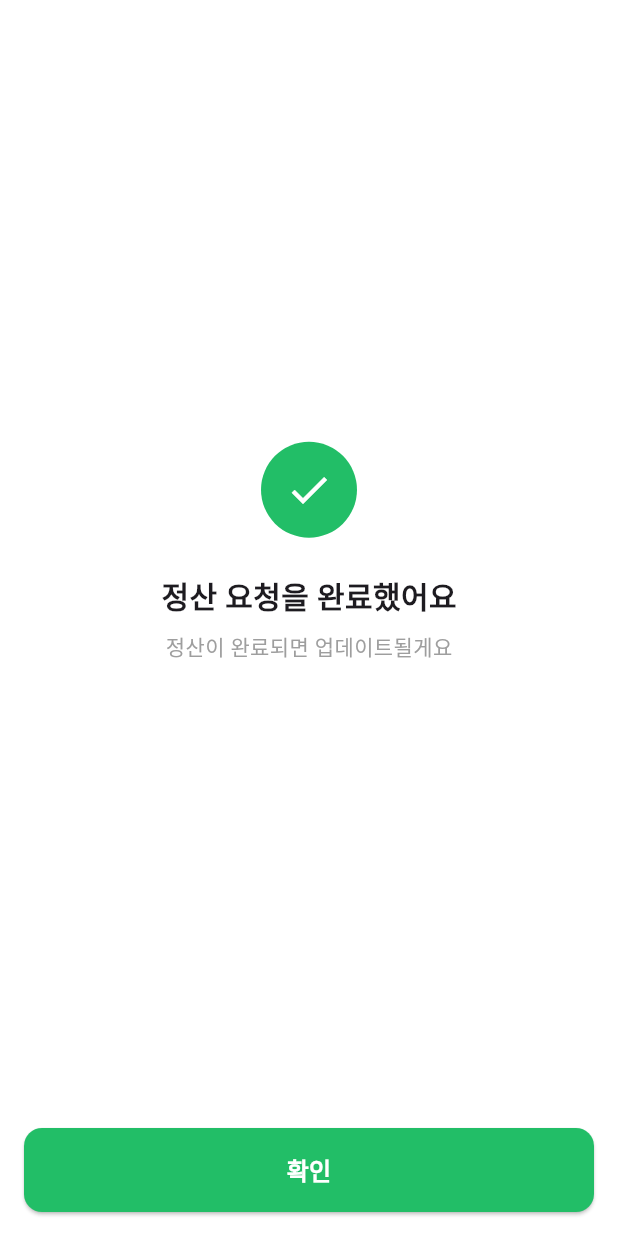
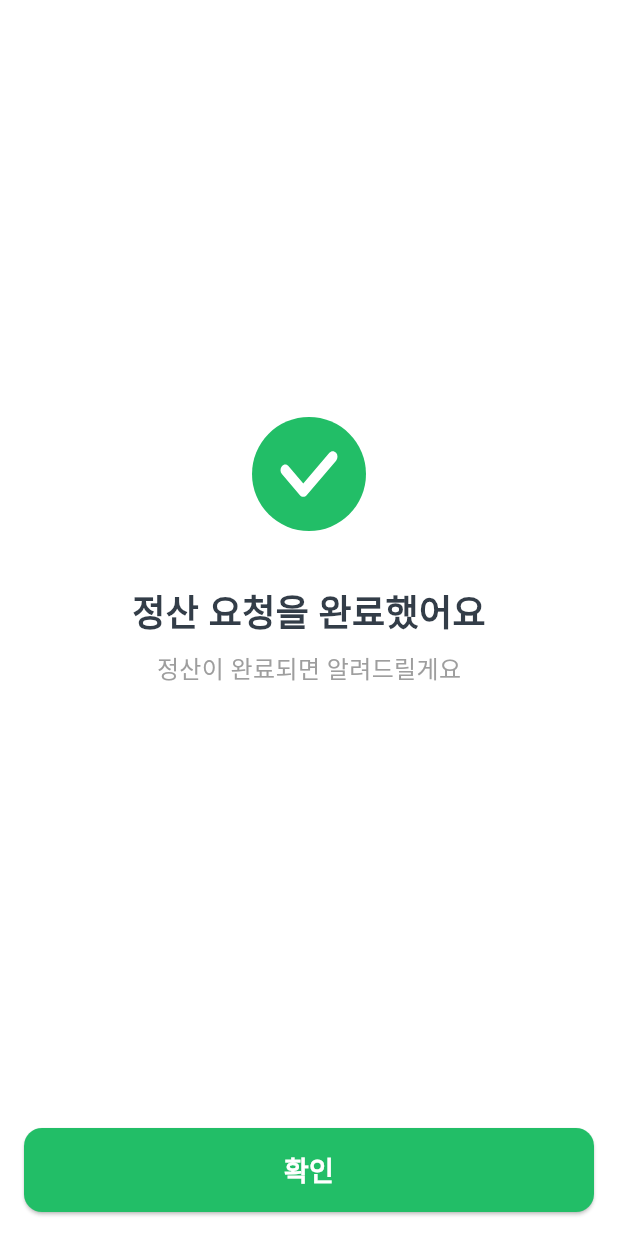
Before and after one commit to Bada35/ttokttok, a Flutter app: the AdjustmentCompletePage screen opened by its route, on a phone screen of 412 x 824 dp. Run offline on Flutter 3.47's test engine with Material 3 defaults, Android fonts, the phone set to English and light mode, and no system bars; our stand-ins replace device_info_plus, flutter_dotenv, flutter_svg, get, shared_preferences; missing offline and left inert: kakao_flutter_sdk; accounts and stored records are empty.

Commit message:
style: 정산 완료 페이지 CSS 수정 (#7)
정산 완료 페이지의 CSS를 수정하여 UI 스타일과 디자인을 개선함.

```diff
--- a/fe/lib/pages/adjustment/adjustment_complete_page.dart
+++ b/fe/lib/pages/adjustment/adjustment_complete_page.dart
@@ -12,32 +12,27 @@ class AdjustmentCompletePage extends StatelessWidget {
         child: Column(
           mainAxisAlignment: MainAxisAlignment.center,
           children: [
-            Container(
-              width: 64,
-              height: 64,
-              decoration: const BoxDecoration(
-                color: Color(0xFF22BE67),
-                shape: BoxShape.circle,
-              ),
-              child: const Icon(
-                Icons.check,
-                color: Colors.white,
-                size: 32,
+            SizedBox(
+              width: 76,
+              height: 76,
+              child: SvgPicture.asset(
+                'assets/images/green_check.svg',
               ),
             ),
-            const SizedBox(height: 24),
+            const SizedBox(height: 36),
             const Text(
               '정산 요청을 완료했어요',
               style: TextStyle(
-                fontSize: 20,
+                fontSize: 24,
                 fontWeight: FontWeight.bold,
+                color: Color(0xFF333D48),
               ),
             ),
             const SizedBox(height: 8),
             const Text(
-              '정산이 완료되면 업데이트될게요',
+              '정산이 완료되면 알려드릴게요',
               style: TextStyle(
-                fontSize: 14,
+                fontSize: 16,
                 color: Colors.grey,
               ),
             ),
@@ -67,7 +62,7 @@ class AdjustmentCompletePage extends StatelessWidget {
             child: const Text(
               '확인',
               style: TextStyle(
-                fontSize: 16,
+                fontSize: 18,
                 fontWeight: FontWeight.bold,
               ),
             ),
```
